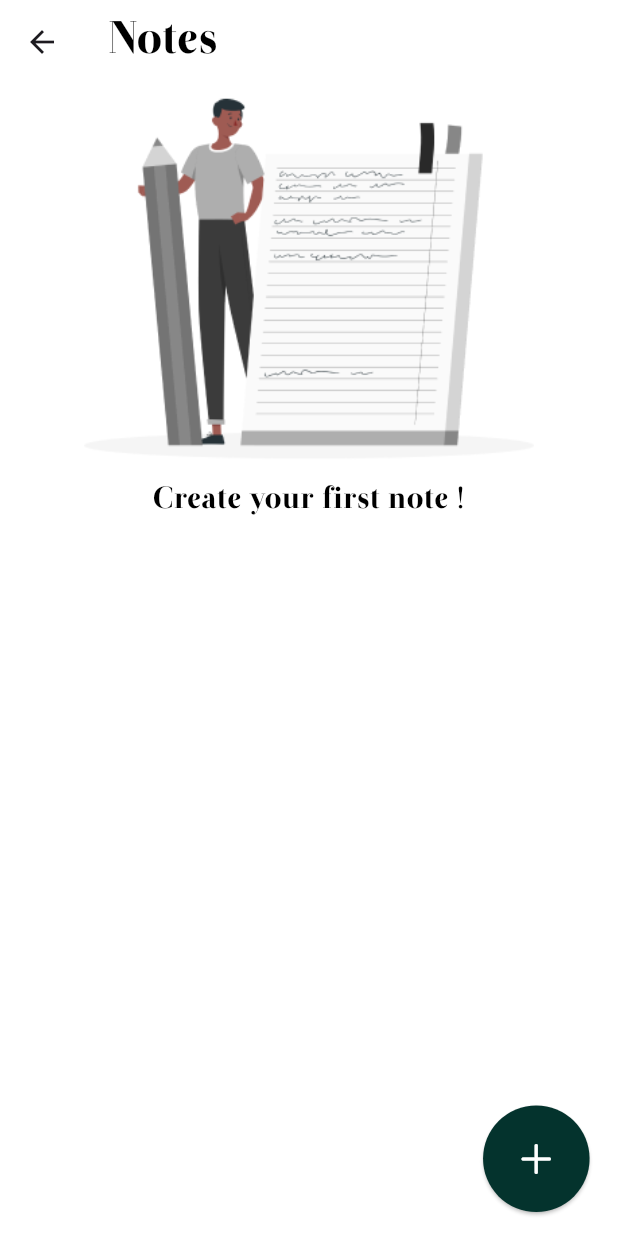
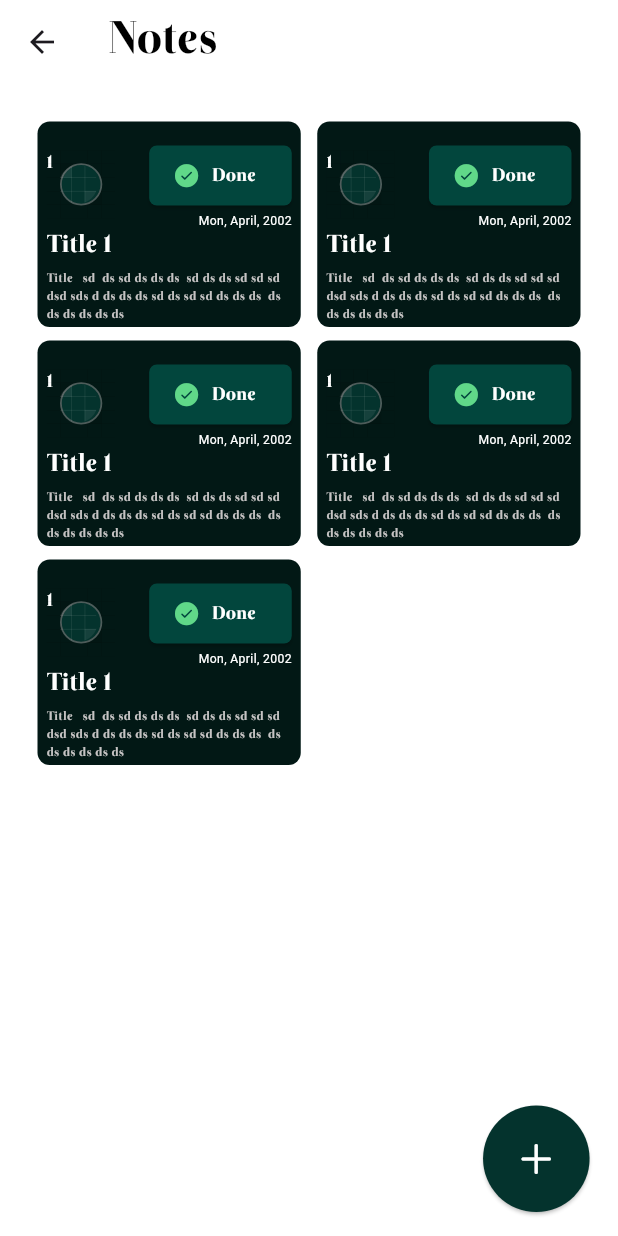
Before and after one commit to Ahmed-elsaid-AEA/note_app, a Flutter app: the HomeScreen screen opened by its route, on a phone screen of 412 x 824 dp. Run offline on Flutter 3.47's test engine with Material 3 defaults, Android fonts, the phone set to English and light mode, and no system bars; our stand-ins replace flutter_screenutil, flutter_svg, hive, hive_flutter; accounts and stored records are empty.

Commit message:
create grid view notes

```diff
--- a/lib/core/resources/assets_manager.dart
+++ b/lib/core/resources/assets_manager.dart
@@ -3,4 +3,5 @@ class AssetsManager {
 
   static const String _baseImageURl = 'assets/images';
   static const String onBoardingPng = '$_baseImageURl/on_boarding_png.png';
+  static const String onBoardingBackgroundIdSvg= '$_baseImageURl/background_id.svg';
 }
--- a/lib/core/resources/colors_manager.dart
+++ b/lib/core/resources/colors_manager.dart
@@ -8,4 +8,5 @@ class ColorManager{
   static const Color kGrey2Color=Color(0xff9A9A9A);
   static const Color kGrey3Color=Color(0xffc5c3c3);
   static const Color kWhiteColor=Color(0xffffffff);
+  static const Color kLightGreen=Color(0xff60D889);
 }
--- a/lib/core/resources/size_managers.dart
+++ b/lib/core/resources/size_managers.dart
@@ -3,6 +3,7 @@ import 'package:flutter_screenutil/flutter_screenutil.dart';
 
 class HeightManager {
 
+  static double h4 = 4.h;
   static double h6 = 6.h;
   static double h16 = 16.h;
   static double h20 = 20.h;
@@ -13,6 +14,8 @@ class HeightManager {
   static double h75 = 75.h;
   static double h70 = 70.h;
   static double h125 = 125.h;
+  static double h130 = 130.h;
+  static double h135 = 135.h;
   static double h282 = 282.h;
 }
 
@@ -54,6 +57,7 @@ class PaddingManager {
   static double p6 = 6;
   static double p7 = 7;
   static double p8 = 8;
+  static double p12 = 12;
   static double p14 = 14;
   static double p25 = 25;
   static double p30 = 30;
@@ -67,6 +71,8 @@ class PaddingManager {
 }
 
 class BorderRadiusManager {
+  static double br5 = 5.r;
+  static double br8 = 8.r;
   static double br10 = 10.r;
   static double br14 = 14.r;
   static double br25 = 25.r;
--- a/lib/view/home/screens/home_screen.dart
+++ b/lib/view/home/screens/home_screen.dart
@@ -6,6 +6,7 @@ import 'package:note_app/core/resources/colors_manager.dart';
 import 'package:note_app/core/resources/consts_values.dart';
 import 'package:note_app/core/resources/size_managers.dart';
 import 'package:note_app/view/home/widgets/custom_empty_body_home_screen.dart';
+import 'package:note_app/view/new_note_screen/widgets/custom_grid_view_notes_body.dart';
 
 import '../widgets/custom_floating_action_button_home_scren.dart';
 
@@ -44,7 +45,9 @@ class _HomeScreenState extends State<HomeScreen> {
         ),
         backgroundColor: ColorManager.kWhiteColor,
       ),
-      body: RefreshIndicator(
+      body: true
+          ? CustomGridViewNotesBody()
+          : RefreshIndicator(
               onRefresh: () async {
                 _controller.getAllNote();
               },
--- /dev/null
+++ b/lib/view/new_note_screen/widgets/custom_grid_view_notes_body.dart
@@ -0,0 +1,113 @@
+import 'package:flutter/cupertino.dart';
+import 'package:flutter/material.dart';
+import 'package:flutter_screenutil/flutter_screenutil.dart';
+import 'package:flutter_svg/flutter_svg.dart';
+import 'package:note_app/core/resources/assets_manager.dart';
+import 'package:note_app/core/resources/colors_manager.dart';
+import 'package:note_app/core/resources/size_managers.dart';
+
+class CustomGridViewNotesBody extends StatelessWidget {
+  const CustomGridViewNotesBody({super.key});
+
+  @override
+  Widget build(BuildContext context) {
+    return GridView.builder(
+      padding: EdgeInsets.all(PaddingManager.p25),
+      itemCount: 5,
+      gridDelegate: SliverGridDelegateWithFixedCrossAxisCount(
+          mainAxisExtent:HeightManager.h135,
+          crossAxisCount: 2,
+          mainAxisSpacing: 9,
+          crossAxisSpacing: 11),
+      itemBuilder: (context, index) => Container(
+        decoration: BoxDecoration(
+            color: Color(0xff021815),
+            borderRadius:
+                BorderRadius.all(Radius.circular(BorderRadiusManager.br8))),
+        padding: EdgeInsets.symmetric(
+            horizontal: PaddingManager.p6, vertical: PaddingManager.p12),
+        child: Column(
+          crossAxisAlignment: CrossAxisAlignment.start,
+          children: [
+            Row(
+              mainAxisAlignment: MainAxisAlignment.spaceBetween,
+              children: [
+                Stack(
+                  children: [
+                    Positioned(
+                      // right: 0,
+                      // left: 0,
+                      // top: 0,
+                      // bottom: 0,
+                      child: Text(
+                        "1",
+                        style: TextStyle(
+                          color: ColorManager.kWhiteColor,
+                          fontSize: FontsManager.f12,
+                          fontFamily: FontsManager.fontOtama,
+                        ),
+                      ),
+                    ),
+                    SvgPicture.asset(AssetsManager.onBoardingBackgroundIdSvg),
+                  ],
+                ),
+                Column(
+                  crossAxisAlignment: CrossAxisAlignment.end,
+                  children: [
+                    ElevatedButton.icon(
+                      style: ElevatedButton.styleFrom(
+                          backgroundColor: Color(0xff02463d),
+                          shape: RoundedRectangleBorder(
+                              borderRadius: BorderRadius.all(
+                                  Radius.circular(BorderRadiusManager.br5)))),
+                      label: Text(
+                        "Done",
+                        style: TextStyle(
+                            fontSize: FontsManager.f12,
+                            fontFamily: FontsManager.fontOtama,
+                            color: ColorManager.kWhiteColor),
+                      ),
+                      icon: Icon(
+                        CupertinoIcons.checkmark_alt_circle_fill,
+                        color: ColorManager.kLightGreen,
+                      ),
+                      onPressed: () {},
+                    ),
+                    Text(
+                      "Mon, April, 2002",
+                      style: TextStyle(
+                          fontSize: FontsManager.f8,
+                          color: ColorManager.kWhiteColor),
+                    ),
+                  ],
+                )
+              ],
+            ),
+            Text(
+              "Title 1",
+              maxLines: 1,
+              style: TextStyle(
+                color: ColorManager.kWhiteColor,
+                fontSize: FontsManager.f16,
+                fontFamily: FontsManager.fontOtama,
+              ),
+            ),
+            SizedBox(
+              height: HeightManager.h4,
+            ),
+            Text(
+              overflow: TextOverflow.ellipsis,
+              maxLines: 3,
+              "Title   sd  ds sd ds ds ds  sd ds ds sd sd sd dsd sds d ds ds ds sd ds sd sd ds ds ds  ds ds ds ds ds ds ",
+              style: TextStyle(
+                color: ColorManager.kGrey3Color,
+                fontSize: FontsManager.f8,
+                fontFamily: FontsManager.fontOtama,
+              ),
+            )
+          ],
+        ),
+      ),
+    );
+  }
+}
--- a/pubspec.yaml
+++ b/pubspec.yaml
@@ -66,6 +66,7 @@ flutter:
   # To add assets to your application, add an assets section, like this:
   assets:
     - assets/images/
+    - assets/images/background_id.svg
   #   - images/a_dot_ham.jpeg
 
   # An image asset can refer to one or more resolution-specific "variants", see
```
Also changed, not shown: assets/images/background_id.svg (added), lib/generated/assets.dart. Lines whose indentation alone changed are shown as unchanged.
